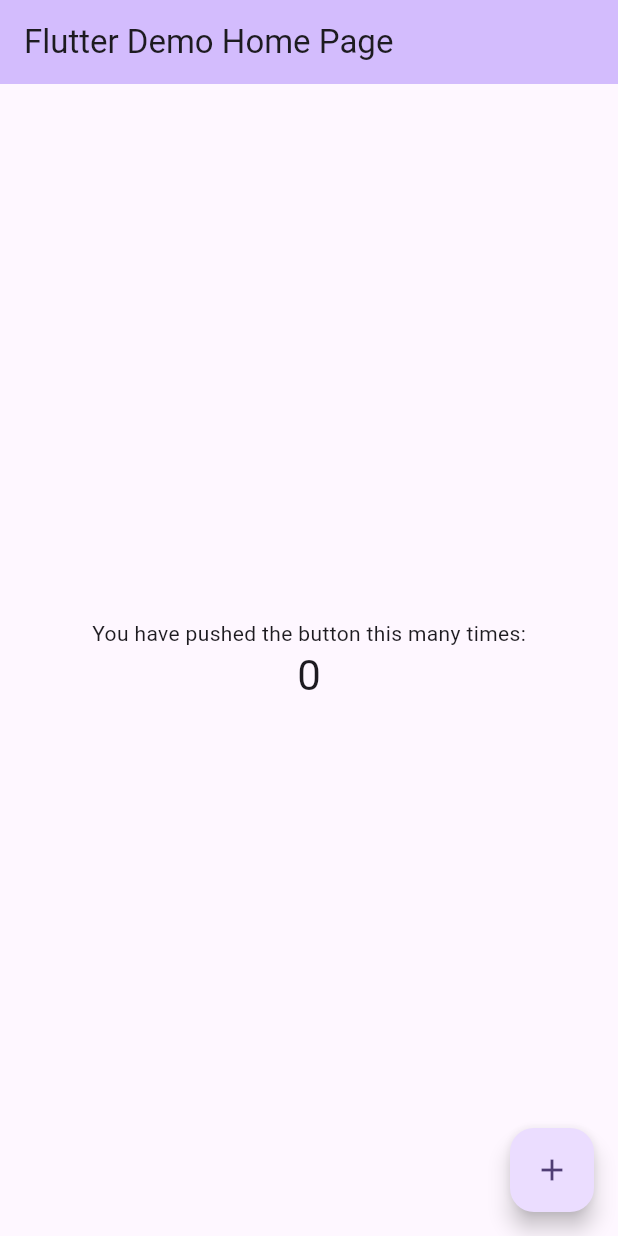
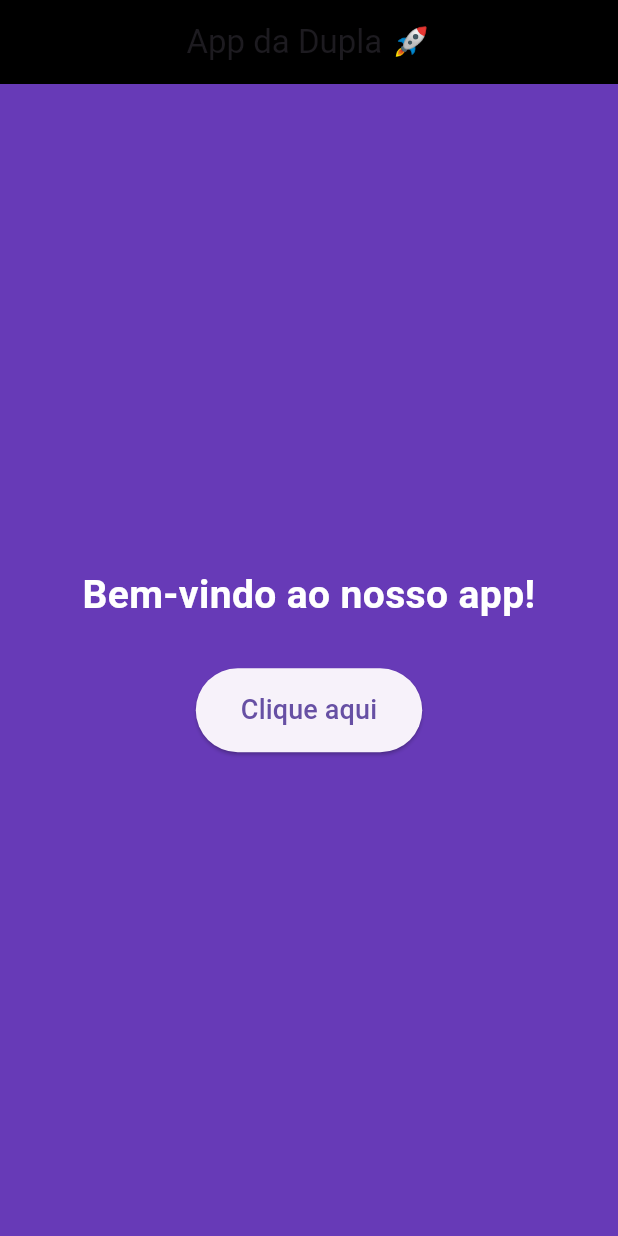
Before and after one commit to p3uziNn/AtividadeGithub, a Flutter app: the screen it shows after launch, on a phone screen of 412 x 824 dp. Run offline on Flutter 3.47's test engine with Material 3 defaults, Android fonts, the phone set to English and light mode, and no system bars.

Commit message:
Melhoria na interface

```diff
--- a/lib/main.dart
+++ b/lib/main.dart
@@ -1,122 +1,61 @@
 import 'package:flutter/material.dart';
 
 void main() {
-  runApp(const MyApp());
+  runApp(MyApp());
 }
 
 class MyApp extends StatelessWidget {
-  const MyApp({super.key});
-
-  // This widget is the root of your application.
   @override
   Widget build(BuildContext context) {
     return MaterialApp(
-      title: 'Flutter Demo',
-      theme: ThemeData(
-        // This is the theme of your application.
-        //
-        // TRY THIS: Try running your application with "flutter run". You'll see
-        // the application has a purple toolbar. Then, without quitting the app,
-        // try changing the seedColor in the colorScheme below to Colors.green
-        // and then invoke "hot reload" (save your changes or press the "hot
-        // reload" button in a Flutter-supported IDE, or press "r" if you used
-        // the command line to start the app).
-        //
-        // Notice that the counter didn't reset back to zero; the application
-        // state is not lost during the reload. To reset the state, use hot
-        // restart instead.
-        //
-        // This works for code too, not just values: Most code changes can be
-        // tested with just a hot reload.
-        colorScheme: .fromSeed(seedColor: Colors.deepPurple),
-      ),
-      home: const MyHomePage(title: 'Flutter Demo Home Page'),
+      debugShowCheckedModeBanner: false,
+      title: 'Atividade GitHub',
+      home: HomePage(),
     );
   }
 }
 
-class MyHomePage extends StatefulWidget {
-  const MyHomePage({super.key, required this.title});
-
-  // This widget is the home page of your application. It is stateful, meaning
-  // that it has a State object (defined below) that contains fields that affect
-  // how it looks.
-
-  // This class is the configuration for the state. It holds the values (in this
-  // case the title) provided by the parent (in this case the App widget) and
-  // used by the build method of the State. Fields in a Widget subclass are
-  // always marked "final".
-
-  final String title;
-
-  @override
-  State<MyHomePage> createState() => _MyHomePageState();
-}
-
-class _MyHomePageState extends State<MyHomePage> {
-  int _counter = 0;
-
-  void _incrementCounter() {
-    setState(() {
-      // This call to setState tells the Flutter framework that something has
-      // changed in this State, which causes it to rerun the build method below
-      // so that the display can reflect the updated values. If we changed
-      // _counter without calling setState(), then the build method would not be
-      // called again, and so nothing would appear to happen.
-      _counter++;
-    });
-  }
-
+class HomePage extends StatelessWidget {
   @override
   Widget build(BuildContext context) {
-    // This method is rerun every time setState is called, for instance as done
-    // by the _incrementCounter method above.
-    //
-    // The Flutter framework has been optimized to make rerunning build methods
-    // fast, so that you can just rebuild anything that needs updating rather
-    // than having to individually change instances of widgets.
     return Scaffold(
+      backgroundColor: Colors.deepPurple, // 👈 você pode mudar (layout)
       appBar: AppBar(
-        // TRY THIS: Try changing the color here to a specific color (to
-        // Colors.amber, perhaps?) and trigger a hot reload to see the AppBar
-        // change color while the other colors stay the same.
-        backgroundColor: Theme.of(context).colorScheme.inversePrimary,
-        // Here we take the value from the MyHomePage object that was created by
-        // the App.build method, and use it to set our appbar title.
-        title: Text(widget.title),
+        title: Text('App da Dupla 🚀'), // 👈 parceiro muda (texto)
+        centerTitle: true,
+        backgroundColor: Colors.black,
       ),
       body: Center(
-        // Center is a layout widget. It takes a single child and positions it
-        // in the middle of the parent.
         child: Column(
-          // Column is also a layout widget. It takes a list of children and
-          // arranges them vertically. By default, it sizes itself to fit its
-          // children horizontally, and tries to be as tall as its parent.
-          //
-          // Column has various properties to control how it sizes itself and
-          // how it positions its children. Here we use mainAxisAlignment to
-          // center the children vertically; the main axis here is the vertical
-          // axis because Columns are vertical (the cross axis would be
-          // horizontal).
-          //
-          // TRY THIS: Invoke "debug painting" (choose the "Toggle Debug Paint"
-          // action in the IDE, or press "p" in the console), to see the
-          // wireframe for each widget.
-          mainAxisAlignment: .center,
+          mainAxisAlignment: MainAxisAlignment.center,
           children: [
-            const Text('You have pushed the button this many times:'),
             Text(
-              '$_counter',
-              style: Theme.of(context).textTheme.headlineMedium,
+              'Bem-vindo ao nosso app!', // 👈 parceiro muda
+              style: TextStyle(
+                fontSize: 26,
+                fontWeight: FontWeight.bold,
+                color: Colors.white,
+              ),
+              textAlign: TextAlign.center,
+            ),
+
+            SizedBox(height: 30),
+
+            ElevatedButton(
+              style: ElevatedButton.styleFrom(
+                padding: EdgeInsets.symmetric(horizontal: 30, vertical: 15),
+              ),
+              onPressed: () {
+                print('Botão clicado'); // depois dá pra evoluir
+              },
+              child: Text(
+                'Clique aqui', // 👈 parceiro muda
+                style: TextStyle(fontSize: 18),
+              ),
             ),
           ],
         ),
       ),
-      floatingActionButton: FloatingActionButton(
-        onPressed: _incrementCounter,
-        tooltip: 'Increment',
-        child: const Icon(Icons.add),
-      ),
     );
   }
 }
```
